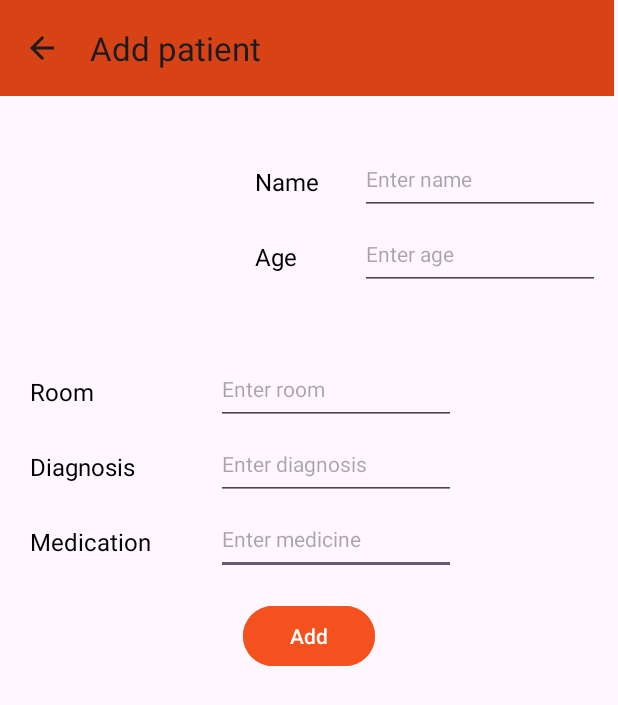
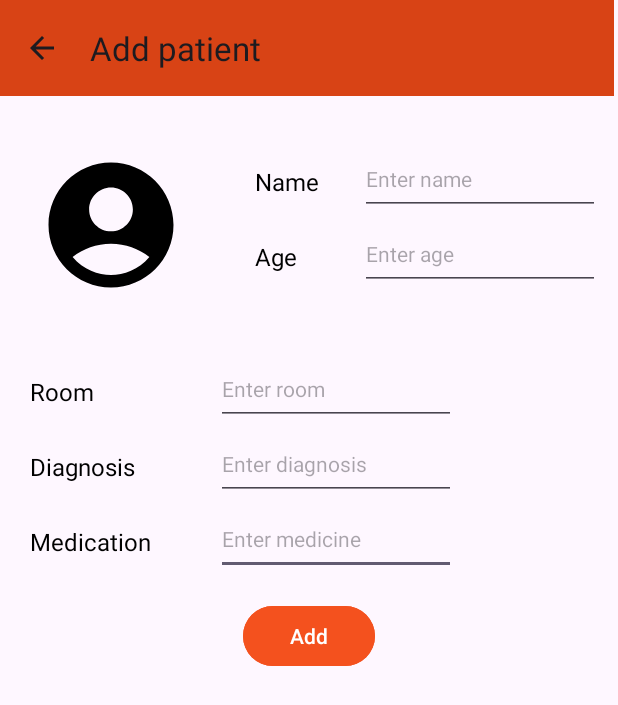
Before and after one commit to paeddym/Careify2, an Android app: the AddPatient screen opened directly, with no data from a screen before it, on a phone screen of 412 x 824 dp. Shown: the top 705 px of the screen. Run offline under Robolectric (Android 15) with nearby library versions, the phone set to English and light mode, and no system bars; our stand-ins replace Firebase (no records; nobody signed in at launch, a user with empty details on screens opened directly).

Commit message:
added working picture

```diff
--- a/app/src/main/java/com/example/careify2/AddPatient.java
+++ b/app/src/main/java/com/example/careify2/AddPatient.java
@@ -11,6 +11,7 @@
 import android.view.MenuItem;
 import android.view.View;
 import android.widget.EditText;
+import android.widget.ImageView;
 import android.widget.Toast;
 
 import com.google.android.gms.tasks.OnFailureListener;
@@ -24,6 +25,8 @@
 
 
 public class AddPatient extends AppCompatActivity {
+
+    ImageView imageView;
 
     private static final String KEY_NAME = "Name";
     private static final String KEY_AGE = "Alter";
@@ -62,6 +65,8 @@
         editTextRoom = findViewById(R.id.addPatientRoom);
         editTextDiagnosis = findViewById(R.id.addPatientDiagnosis);
         editTextMedication = findViewById(R.id.addPatientMedication);
+        imageView=findViewById(R.id.addImgPatient);
+        imageView.setImageResource(R.drawable.passant);
     }
 
     public void savePatient (View v){
--- a/app/src/main/java/com/example/careify2/Patient.java
+++ b/app/src/main/java/com/example/careify2/Patient.java
@@ -2,11 +2,13 @@
 import androidx.annotation.NonNull;
 import androidx.appcompat.app.AppCompatActivity;
 import android.content.Intent;
+import android.graphics.drawable.Drawable;
 import android.os.Bundle;
 import android.view.Menu;
 import android.view.MenuInflater;
 import android.view.MenuItem;
 import android.view.View;
+import android.widget.ImageView;
 import android.widget.TextView;
 import android.widget.Toast;
 
@@ -18,6 +20,8 @@
 import com.google.firebase.firestore.FirebaseFirestore;
 
 public class Patient extends AppCompatActivity {
+
+    ImageView imageView;
 
     private static final String KEY_NAME = "Name";
     private static final String KEY_AGE = "Alter";
@@ -45,6 +49,8 @@
         PatientName = getIntent().getStringExtra("PatientName");
         CategoryName = getIntent().getStringExtra("CategoryName");
         FacilityName = getIntent().getStringExtra("FacilityName");
+        imageView=findViewById(R.id.imgPatient);
+        imageView.setImageResource(R.drawable.passant);
 
         if (getSupportActionBar() != null){
             getSupportActionBar().setDisplayHomeAsUpEnabled(true);
--- /dev/null
+++ b/app/src/main/res/drawable/passant.xml
@@ -0,0 +1,5 @@
+<vector android:height="100dp" android:tint="#000000"
+    android:viewportHeight="24" android:viewportWidth="24"
+    android:width="100dp" xmlns:android="http://schemas.android.com/apk/res/android">
+    <path android:fillColor="@android:color/white" android:pathData="M12,2C6.48,2 2,6.48 2,12s4.48,10 10,10s10,-4.48 10,-10S17.52,2 12,2zM12,6c1.93,0 3.5,1.57 3.5,3.5S13.93,13 12,13s-3.5,-1.57 -3.5,-3.5S10.07,6 12,6zM12,20c-2.03,0 -4.43,-0.82 -6.14,-2.88C7.55,15.8 9.68,15 12,15s4.45,0.8 6.14,2.12C16.43,19.18 14.03,20 12,20z"/>
+</vector>
--- a/app/src/main/res/layout/activity_add_patient.xml
+++ b/app/src/main/res/layout/activity_add_patient.xml
@@ -11,10 +11,9 @@
         android:layout_width="wrap_content"
         android:layout_height="wrap_content"
         android:layout_marginStart="24dp"
-        android:layout_marginTop="88dp"
+        android:layout_marginTop="100dp"
         app:layout_constraintStart_toStartOf="parent"
-        app:layout_constraintTop_toTopOf="parent"
-        tools:srcCompat="@tools:sample/avatars" />
+        app:layout_constraintTop_toTopOf="parent" />
 
     <EditText
         android:id="@+id/addPatientMedication"
--- a/app/src/main/res/layout/activity_patient.xml
+++ b/app/src/main/res/layout/activity_patient.xml
@@ -11,10 +11,10 @@
         android:layout_width="wrap_content"
         android:layout_height="wrap_content"
         android:layout_marginStart="24dp"
-        android:layout_marginTop="88dp"
+        android:layout_marginTop="100dp"
         app:layout_constraintStart_toStartOf="parent"
         app:layout_constraintTop_toTopOf="parent"
-        tools:srcCompat="@tools:sample/avatars" />
+        android:scaleType="centerCrop"/>
 
 
     <TextView
```
